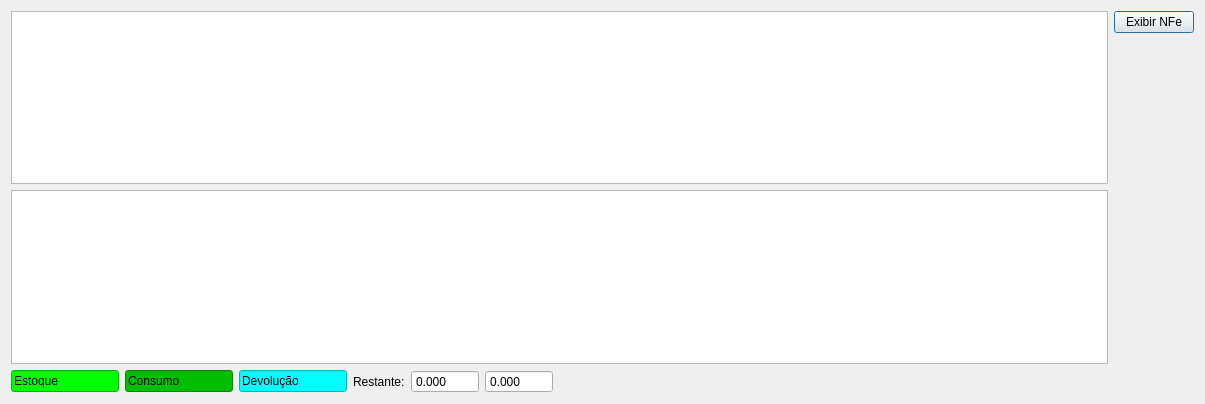
Above: ui/estoque.ui from darktorres/ERP-STACCATO before the change. Below: the same form after it.
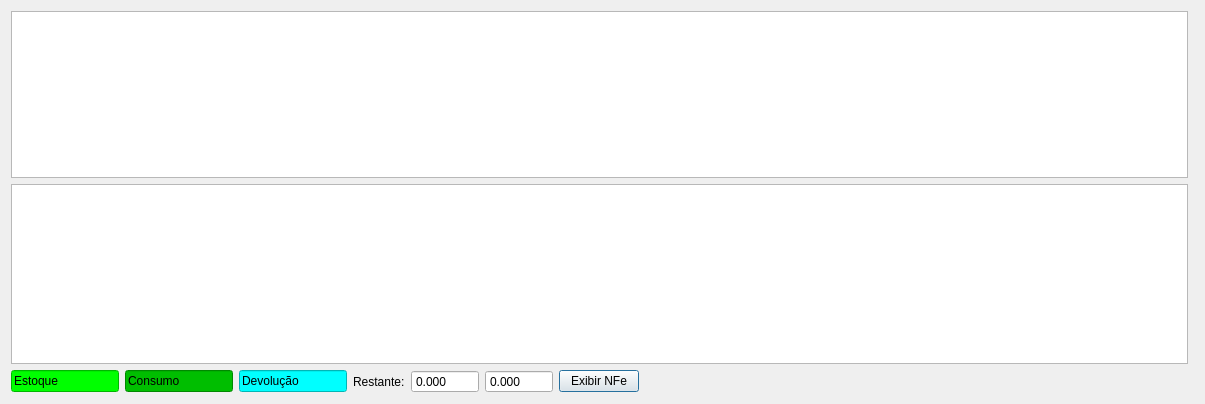
That is the form after the change. Custom widgets are drawn as their Qt base class.

Commit message: Ajuste visual

Patch:
```diff
--- a/ui/estoque.ui
+++ b/ui/estoque.ui
@@ -30,13 +30,6 @@
      </property>
     </widget>
    </item>
-   <item row="0" column="1">
-    <widget class="QPushButton" name="pushButtonExibirNfe">
-     <property name="text">
-      <string>Exibir NFe</string>
-     </property>
-    </widget>
-   </item>
    <item row="2" column="0">
     <widget class="TableView" name="tableConsumo">
      <property name="mouseTracking">
@@ -53,19 +46,6 @@
      </property>
     </widget>
    </item>
-   <item row="1" column="1" rowspan="2">
-    <spacer name="verticalSpacer">
-     <property name="orientation">
-      <enum>Qt::Vertical</enum>
-     </property>
-     <property name="sizeHint" stdset="0">
-      <size>
-       <width>0</width>
-       <height>0</height>
-      </size>
-     </property>
-    </spacer>
-   </item>
    <item row="3" column="0" colspan="2">
     <layout class="QHBoxLayout" name="horizontalLayout">
      <item>
@@ -191,6 +171,13 @@
        </property>
       </widget>
      </item>
+     <item>
+      <widget class="QPushButton" name="pushButtonExibirNfe">
+       <property name="text">
+        <string>Exibir NFe</string>
+       </property>
+      </widget>
+     </item>
      <item>
       <spacer name="horizontalSpacer">
        <property name="orientation">
```
Left out of the diff: 1 changed line with no effect on the pictures.
